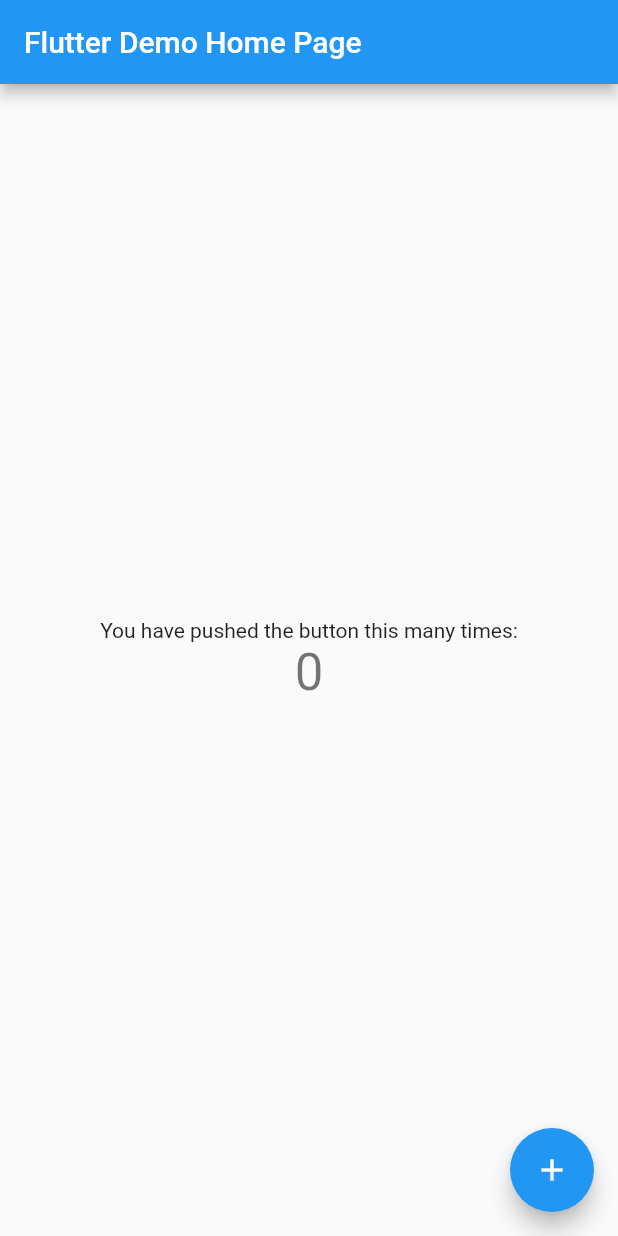
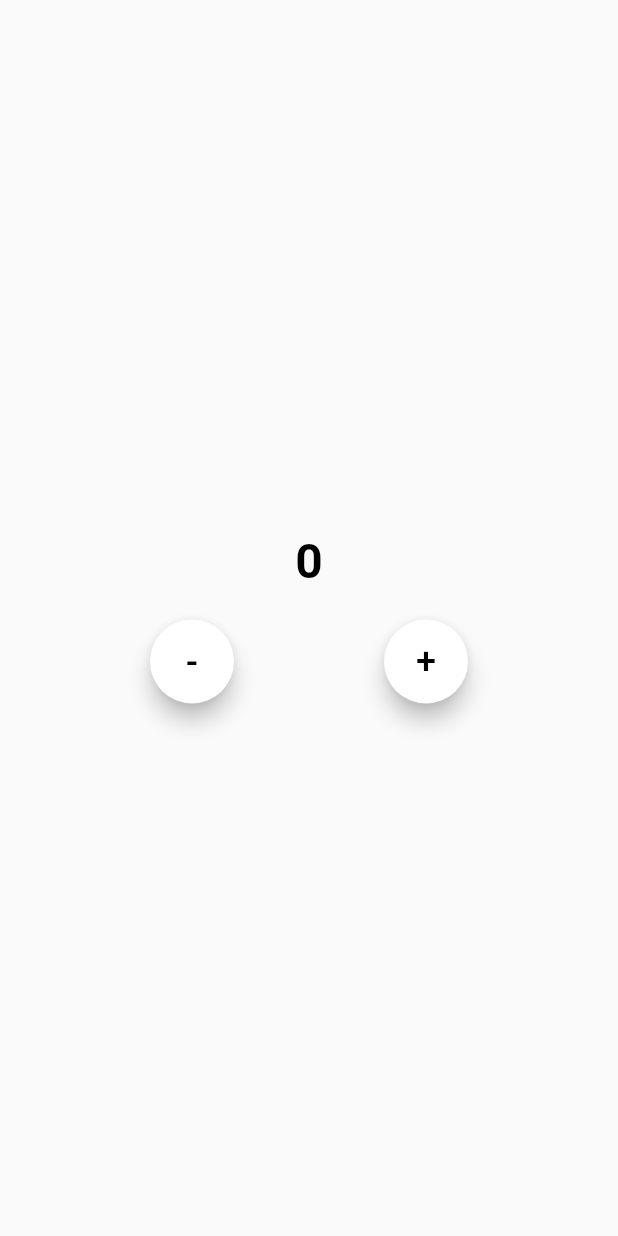
Before and after one commit to eRuaro/easy-state-management-cubits, a Flutter app: the screen it shows after launch, on a phone screen of 412 x 824 dp. Run offline on Flutter 3.47's test engine with Material 2 defaults, Android fonts, the phone set to English and light mode, and no system bars.

Commit message:
completed default operations screen using set state

```diff
--- a/lib/main.dart
+++ b/lib/main.dart
@@ -1,3 +1,5 @@
+import 'package:cubit_state_management/screens/operations_screen.dart';
+import 'package:cubit_state_management/screens/registration_screen.dart';
 import 'package:flutter/material.dart';
 
 void main() {
@@ -13,53 +15,11 @@
       theme: ThemeData(
         primarySwatch: Colors.blue,
       ),
-      home: MyHomePage(title: 'Flutter Demo Home Page'),
+      initialRoute: "/operations",
+      routes: {
+        "/": (context) => RegistrationScreen(),
+        "/operations": (context) => OperationsScreen(),
+      },
     );
   }
 }
-
-class MyHomePage extends StatefulWidget {
-  MyHomePage({Key? key, required this.title}) : super(key: key);
-  final String title;
-
-  @override
-  _MyHomePageState createState() => _MyHomePageState();
-}
-
-class _MyHomePageState extends State<MyHomePage> {
-  int _counter = 0;
-
-  void _incrementCounter() {
-    setState(() {
-      _counter++;
-    });
-  }
-
-  @override
-  Widget build(BuildContext context) {
-    return Scaffold(
-      appBar: AppBar(
-        title: Text(widget.title),
-      ),
-      body: Center(
-        child: Column(
-          mainAxisAlignment: MainAxisAlignment.center,
-          children: <Widget>[
-            Text(
-              'You have pushed the button this many times:',
-            ),
-            Text(
-              '$_counter',
-              style: Theme.of(context).textTheme.headline4,
-            ),
-          ],
-        ),
-      ),
-      floatingActionButton: FloatingActionButton(
-        onPressed: _incrementCounter,
-        tooltip: 'Increment',
-        child: Icon(Icons.add),
-      ),
-    );
-  }
-}
--- /dev/null
+++ b/lib/screens/operations_screen.dart
@@ -0,0 +1,69 @@
+import 'package:flutter/cupertino.dart';
+import 'package:flutter/material.dart';
+
+class OperationsScreen extends StatefulWidget {
+  @override
+  State<OperationsScreen> createState() => _OperationsScreenState();
+}
+
+class _OperationsScreenState extends State<OperationsScreen> {
+  int _counter = 0;
+
+  @override
+  Widget build(BuildContext context) {
+    return Scaffold(
+      body: Column(
+        mainAxisAlignment: MainAxisAlignment.center,
+        crossAxisAlignment: CrossAxisAlignment.center,
+        children: [
+          Text(
+            _counter.toString(),
+            style: TextStyle(
+              fontSize: 32,
+              fontWeight: FontWeight.bold,
+              color: Colors.black,
+            ),
+          ),
+          SizedBox(
+            height: 20,
+          ),
+          Row(
+            mainAxisAlignment: MainAxisAlignment.spaceEvenly,
+            children: [
+              FloatingActionButton(
+                backgroundColor: Colors.white,
+                onPressed: () {
+                  setState(() {
+                    _counter--;
+                  });
+                },
+                child: Text(
+                  "-",
+                  style: TextStyle(
+                    fontSize: 24,
+                    color: Colors.black,
+                  ),
+                ),
+              ),
+              FloatingActionButton(
+                backgroundColor: Colors.white,
+                onPressed: () {
+                  setState(() {
+                    _counter++;
+                  });
+                },
+                child: Text(
+                  "+",
+                  style: TextStyle(
+                    fontSize: 24,
+                    color: Colors.black,
+                  ),
+                ),
+              ),
+            ],
+          ),
+        ],
+      ),
+    );
+  }
+}
```
Also changed, not shown: lib/screens/registration_screen.dart (added, +20 -0 lines), lib/widgets/registration_text_field.dart (added, +24 -0 lines).
